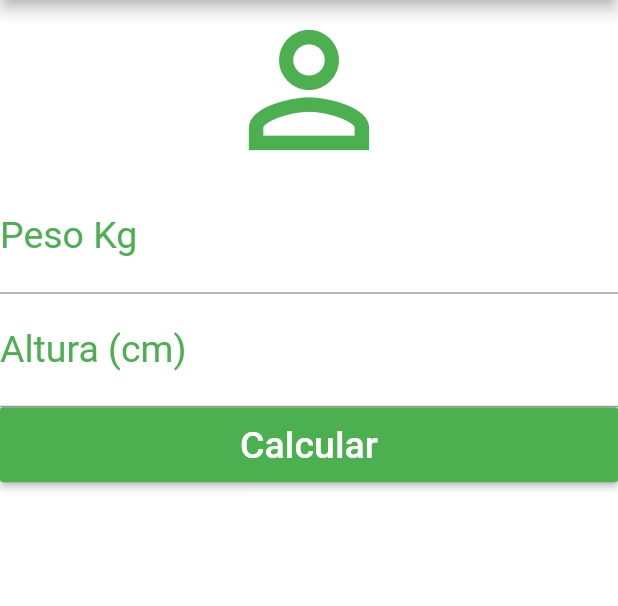
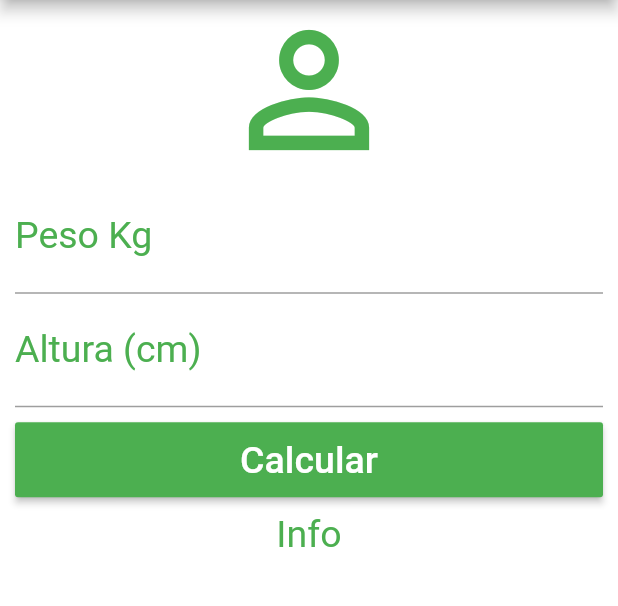
Before and after one commit to zVinicius/calculadoraIMC, a Flutter app: the screen it shows after launch, on a phone screen of 412 x 824 dp, the part 84-690 px from its top. Run offline on Flutter 3.47's test engine with Material 2 defaults, Android fonts, the phone set to English and light mode, and no system bars.

Commit message:
layout finalizado

```diff
--- a/lib/main.dart
+++ b/lib/main.dart
@@ -29,7 +29,10 @@ class Home extends StatefulWidget{
          ],
        ),
        backgroundColor: Colors.white,
-       body: Column(
+       body: SingleChildScrollView(
+         padding: EdgeInsets.fromLTRB(10.0, 0, 10.0, 0.0),
+         child:
+          Column(
           //isso vai fazer com que todos os itens da coluna preencham toda a tela no eixo "x"
           crossAxisAlignment: CrossAxisAlignment.stretch,
           children: <Widget>[
@@ -53,6 +56,9 @@ class Home extends StatefulWidget{
               textAlign: TextAlign.center,
               style: TextStyle(color: Colors.green, fontSize: 25.0),
               ),
+              Padding(
+                padding: EdgeInsets.only(top:10.0, bottom: 10.0),
+                child:
                   Container(
                     height: 50.0,
                     child: RaisedButton(
@@ -60,9 +66,16 @@ class Home extends StatefulWidget{
                       child: Text("Calcular", style: TextStyle(color: Colors.white, fontSize: 25.0)),
                       color: Colors.green,
                     ),
+                  ),
+              ),
+              Text(
+                "Info",
+                textAlign: TextAlign.center,
+                style: TextStyle(fontSize: 25.0, color: Colors.green),
               )
           ],
           ),
+       )
      );
    }
  }
```
Lines whose indentation alone changed are shown as unchanged.
